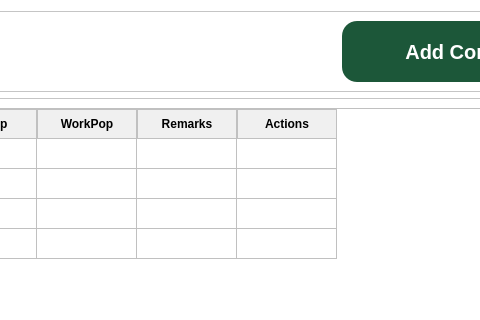
First picture: the form in FE/entityManagement.ui, repository Lucianono/ShelterAlloc_Thesis, before the edit; both pictures show x 556 to 1036 and y 0 to 320 of the 1200 by 750 pixel window.
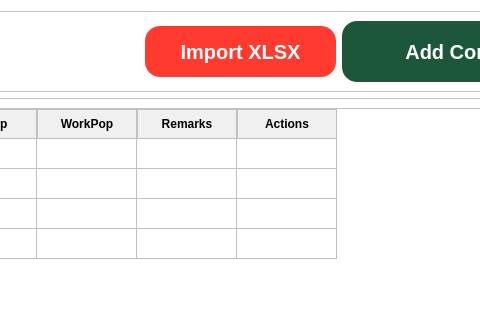
Second picture: the form after the edit. Icons and pictures are not drawn.

Commit message: feat: added import in ui entity man

The edit to the form file:
```diff
--- a/FE/entityManagement.ui
+++ b/FE/entityManagement.ui
@@ -84,6 +84,53 @@
         </property>
        </spacer>
       </item>
+      <item>
+       <widget class="QPushButton" name="mc_import_btn">
+        <property name="minimumSize">
+         <size>
+          <width>191</width>
+          <height>51</height>
+         </size>
+        </property>
+        <property name="maximumSize">
+         <size>
+          <width>161</width>
+          <height>51</height>
+         </size>
+        </property>
+        <property name="font">
+         <font>
+          <pointsize>15</pointsize>
+          <weight>75</weight>
+          <bold>true</bold>
+         </font>
+        </property>
+        <property name="styleSheet">
+         <string notr="true">QPushButton {
+    background-color: #FF3B30;
+    color: white;
+    padding: 5px;
+    border: none;
+    border-radius: 15px;
+}
+
+QPushButton:hover {
+    background-color: #FF5A4D;
+}
+
+QPushButton:pressed {
+    background-color: #E63946;
+}
+</string>
+        </property>
+        <property name="text">
+         <string>Import XLSX</string>
+        </property>
+        <property name="checkable">
+         <bool>true</bool>
+        </property>
+       </widget>
+      </item>
       <item>
        <widget class="QPushButton" name="mc_add_community_btn">
         <property name="minimumSize">
```
Left out of the diff: 9 changed lines with no effect on the pictures. The commit also changes 3 other files.
